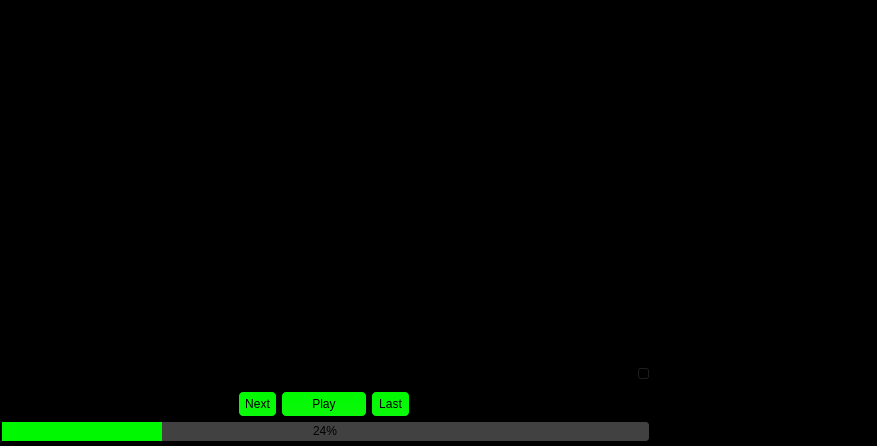
Blinc13/Music-Player-Qt, file mainwindow.ui: the form before one commit.
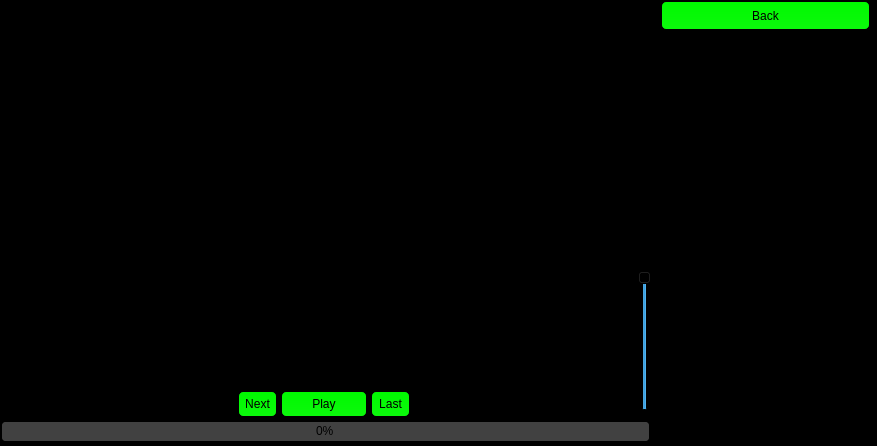
The form after the commit.

```diff
--- a/mainwindow.ui
+++ b/mainwindow.ui
@@ -219,9 +219,9 @@
     <property name="geometry">
      <rect>
       <x>660</x>
-      <y>0</y>
+      <y>30</y>
       <width>221</width>
-      <height>441</height>
+      <height>411</height>
      </rect>
     </property>
     <property name="lineWidth">
@@ -289,18 +289,24 @@
      </rect>
     </property>
     <property name="value">
-     <number>24</number>
+     <number>0</number>
     </property>
    </widget>
    <widget class="QSlider" name="VolumeSlider">
     <property name="geometry">
      <rect>
       <x>630</x>
-      <y>240</y>
-      <width>20</width>
+      <y>270</y>
+      <width>21</width>
       <height>141</height>
      </rect>
     </property>
+    <property name="maximum">
+     <number>100</number>
+    </property>
+    <property name="value">
+     <number>100</number>
+    </property>
     <property name="orientation">
      <enum>Qt::Vertical</enum>
     </property>
@@ -311,6 +317,19 @@
      <number>19</number>
     </property>
    </widget>
+   <widget class="QPushButton" name="BackFileButton">
+    <property name="geometry">
+     <rect>
+      <x>660</x>
+      <y>0</y>
+      <width>211</width>
+      <height>31</height>
+     </rect>
+    </property>
+    <property name="text">
+     <string>Back</string>
+    </property>
+   </widget>
   </widget>
  </widget>
  <resources/>
```
Left out of the diff: 13 changed lines with no effect on the pictures.
